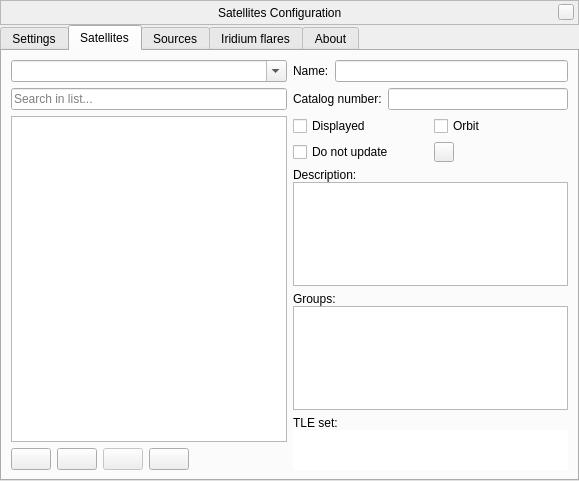
519984307/stellarium_src, file plugins/Satellites/src/gui/satellitesDialog.ui: the form before one commit.
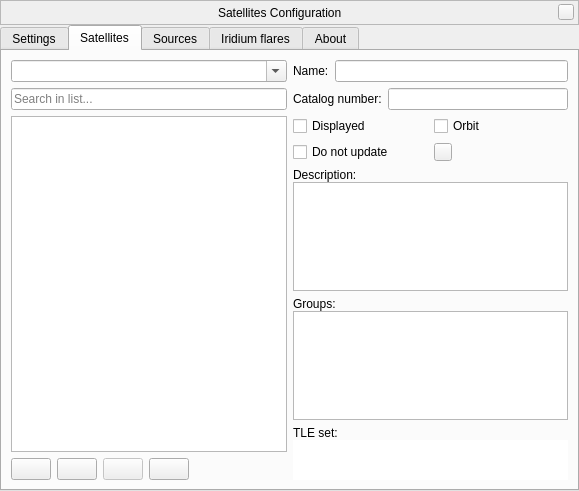
The form after the commit. The open tabs and pages were chosen to show the change. Custom widgets are drawn as their Qt base class.

Commit message: Updated version of Satellites plugin and extract new lines for translation

The edit to the form file:
```diff
--- a/plugins/Satellites/src/gui/satellitesDialog.ui
+++ b/plugins/Satellites/src/gui/satellitesDialog.ui
@@ -7,7 +7,7 @@
     <x>0</x>
     <y>0</y>
     <width>579</width>
-    <height>481</height>
+    <height>491</height>
    </rect>
   </property>
   <property name="windowTitle">
@@ -757,21 +757,15 @@
            <item row="1" column="1" alignment="Qt::AlignLeft">
             <widget class="QPushButton" name="satColorPickerButton">
              <property name="sizePolicy">
-              <sizepolicy hsizetype="Minimum" vsizetype="Fixed">
+              <sizepolicy hsizetype="Fixed" vsizetype="Fixed">
                <horstretch>0</horstretch>
                <verstretch>0</verstretch>
               </sizepolicy>
              </property>
-             <property name="minimumSize">
-              <size>
-               <width>1</width>
-               <height>0</height>
-              </size>
-             </property>
              <property name="maximumSize">
               <size>
-               <width>20</width>
-               <height>20</height>
+               <width>18</width>
+               <height>18</height>
               </size>
              </property>
              <property name="toolTip">
@@ -804,13 +798,6 @@
              <property name="readOnly">
               <bool>false</bool>
              </property>
-             <property name="html">
-              <string notr="true">&lt;!DOCTYPE HTML PUBLIC &quot;-//W3C//DTD HTML 4.0//EN&quot; &quot;http://www.w3.org/TR/REC-html40/strict.dtd&quot;&gt;
-&lt;html&gt;&lt;head&gt;&lt;meta name=&quot;qrichtext&quot; content=&quot;1&quot; /&gt;&lt;style type=&quot;text/css&quot;&gt;
-p, li { white-space: pre-wrap; }
-&lt;/style&gt;&lt;/head&gt;&lt;body style=&quot; font-family:'MS Shell Dlg 2'; font-size:8.25pt; font-weight:400; font-style:normal;&quot;&gt;
-&lt;p style=&quot;-qt-paragraph-type:empty; margin-top:0px; margin-bottom:0px; margin-left:0px; margin-right:0px; -qt-block-indent:0; text-indent:0px;&quot;&gt;&lt;br /&gt;&lt;/p&gt;&lt;/body&gt;&lt;/html&gt;</string>
-             </property>
              <property name="acceptRichText">
               <bool>false</bool>
              </property>
```
Left out of the diff: 7 changed lines with no effect on the pictures. The commit also changes 4 other files.
